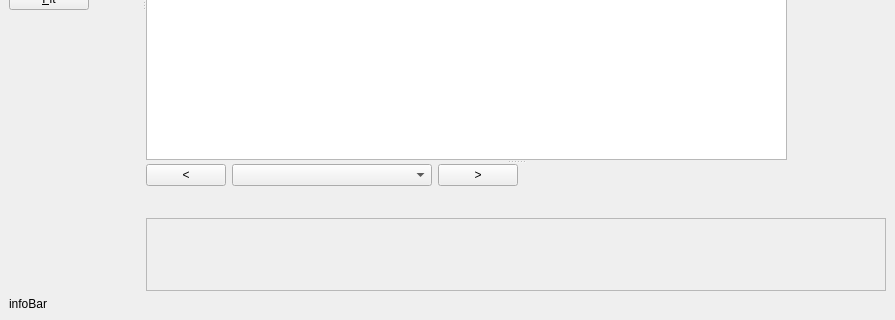
mantidproject/mantid, file Code/Mantid/MantidQt/CustomInterfaces/inc/MantidQtCustomInterfaces/MultiDatasetFit/MultiDatasetFit.ui: the form before one commit; both pictures show x 0 to 895 and y 301 to 621 of the 895 by 621 pixel window.
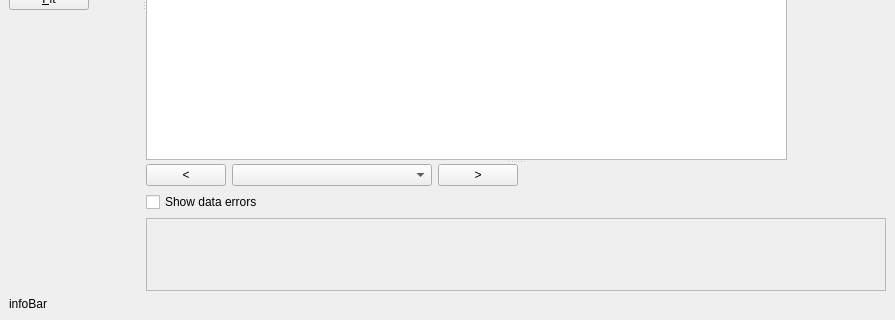
The form after the commit. Custom widgets are drawn as their Qt base class.

Commit message: Re #11318. Added error curve that can be switched on and off.

Patch:
```diff
--- a/Code/Mantid/MantidQt/CustomInterfaces/inc/MantidQtCustomInterfaces/MultiDatasetFit/MultiDatasetFit.ui
+++ b/Code/Mantid/MantidQt/CustomInterfaces/inc/MantidQtCustomInterfaces/MultiDatasetFit/MultiDatasetFit.ui
@@ -218,6 +218,13 @@
              <property name="margin">
               <number>0</number>
              </property>
+             <item>
+              <widget class="QCheckBox" name="cbShowDataErrors">
+               <property name="text">
+                <string>Show data errors</string>
+               </property>
+              </widget>
+             </item>
             </layout>
            </widget>
            <widget class="QWidget" name="PanPage"/>
```
Left out of the diff: 2 changed lines with no effect on the pictures. The commit also changes 8 other files.
